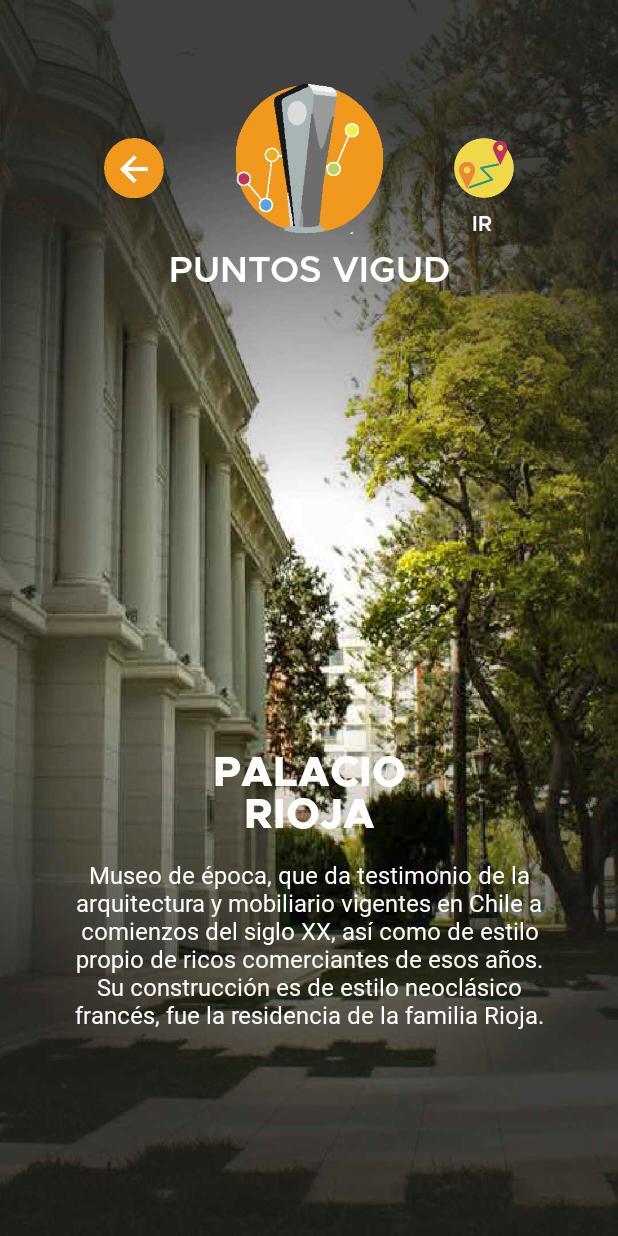
After one commit to M4uRoDev/viGUD, an Android app: the layout activity_punto_vigud.xml on its own in the app's theme, with its tools: preview values and no code run, on a phone screen of 412 x 824 dp. The commit adds this screen. Run offline under Robolectric (Android 15) with nearby library versions, the phone set to English and light mode, and no system bars.

Commit message:
Alertas Proximadas. Opcion de evento al acercarse a UNAB, Opcion de actualizar cartelera al acercarse al palacio rioja.
Pendiente:
Verificar correcto funcionamiento de los addProximityAlert, añadiendo multiples.
Se trabaja con 2 adapters.

```diff
--- a/app/build.gradle
+++ b/app/build.gradle
@@ -28,4 +28,7 @@ dependencies {
     androidTestImplementation 'com.android.support.test.espresso:espresso-core:3.0.1'
     compile 'com.github.paolorotolo:appintro:4.0.0'
     compile 'com.github.lucas-asu:carousel-picker-android:v1.0'
+    compile "org.igniterealtime.smack:smack-android-extensions:4.2.0"
+    compile "org.igniterealtime.smack:smack-experimental:4.2.0"
+    compile "org.igniterealtime.smack:smack-tcp:4.2.0"
 }
--- a/app/src/main/java/com/example/estudiante/vigud/LoadingActivity.java
+++ b/app/src/main/java/com/example/estudiante/vigud/LoadingActivity.java
@@ -17,7 +17,6 @@ import android.os.Bundle;
 import android.widget.Toast;
 
 public class LoadingActivity extends AppCompatActivity{
-    final Intent i = new Intent(this, PrincipalActivity.class);
     @Override
     protected void onCreate(Bundle savedInstanceState) {
         super.onCreate(savedInstanceState);
--- /dev/null
+++ b/app/src/main/res/layout/activity_punto_vigud.xml
@@ -0,0 +1,106 @@
+<?xml version="1.0" encoding="utf-8"?>
+<android.support.constraint.ConstraintLayout xmlns:android="http://schemas.android.com/apk/res/android"
+    xmlns:app="http://schemas.android.com/apk/res-auto"
+    xmlns:tools="http://schemas.android.com/tools"
+    android:layout_width="match_parent"
+    android:layout_height="match_parent"
+    tools:context="com.example.estudiante.vigud.PuntoVigud"
+    android:background="@drawable/bg_cartelera">
+
+    <ImageView
+        android:id="@+id/imageView"
+        android:layout_width="110dp"
+        android:layout_height="100dp"
+        android:layout_marginEnd="8dp"
+        android:layout_marginStart="8dp"
+        android:layout_marginTop="56dp"
+        android:contentDescription="@string/descript_cartelera_logo"
+        app:layout_constraintEnd_toEndOf="parent"
+        app:layout_constraintStart_toStartOf="parent"
+        app:layout_constraintTop_toTopOf="parent"
+        app:srcCompat="@drawable/btn_puntos_vigud_minldpi" />
+
+    <TextView
+        android:id="@+id/textView4"
+        android:layout_width="wrap_content"
+        android:layout_height="25dp"
+        android:layout_marginEnd="8dp"
+        android:layout_marginStart="8dp"
+        android:layout_marginTop="8dp"
+        android:fontFamily="@font/metropolis_semibold"
+        android:text="@string/title_puntos_vigud"
+        android:textColor="@color/blank"
+        android:textSize="24sp"
+        app:layout_constraintEnd_toEndOf="parent"
+        app:layout_constraintStart_toStartOf="parent"
+        app:layout_constraintTop_toBottomOf="@+id/imageView" />
+
+    <ImageButton
+        android:id="@+id/imageButton4"
+        android:layout_width="40dp"
+        android:layout_height="40dp"
+        android:layout_marginStart="69dp"
+        android:layout_marginTop="92dp"
+        android:background="@drawable/back_button"
+        android:contentDescription="@string/descript_close_button"
+        app:layout_constraintStart_toStartOf="parent"
+        app:layout_constraintTop_toTopOf="parent" />
+
+    <TextView
+        android:id="@+id/textView14"
+        android:layout_width="199dp"
+        android:layout_height="68dp"
+        android:layout_marginBottom="260dp"
+        android:layout_marginEnd="8dp"
+        android:layout_marginStart="8dp"
+        android:fontFamily="@font/metropolis_extrabold"
+        android:text="@string/title_palacio_rioja"
+        android:textAlignment="center"
+        android:textColor="@color/blank"
+        android:textSize="28sp"
+        app:layout_constraintBottom_toBottomOf="parent"
+        app:layout_constraintEnd_toEndOf="parent"
+        app:layout_constraintHorizontal_bias="0.502"
+        app:layout_constraintStart_toStartOf="parent" />
+
+    <TextView
+        android:id="@+id/textView15"
+        android:layout_width="317dp"
+        android:layout_height="128dp"
+        android:layout_marginBottom="180dp"
+        android:layout_marginEnd="8dp"
+        android:layout_marginStart="8dp"
+        android:layout_marginTop="8dp"
+        android:fontFamily="@font/walkwayultrabold"
+        android:text="@string/descript_palacio_rioja"
+        android:textAlignment="center"
+        android:textColor="@color/blank"
+        android:textSize="16sp"
+        app:layout_constraintBottom_toBottomOf="parent"
+        app:layout_constraintEnd_toEndOf="parent"
+        app:layout_constraintStart_toStartOf="parent"
+        app:layout_constraintTop_toBottomOf="@+id/textView14"
+        app:layout_constraintVertical_bias="0.0" />
+
+    <ImageButton
+        android:id="@+id/imageButton6"
+        android:layout_width="40dp"
+        android:layout_height="40dp"
+        android:layout_marginEnd="69dp"
+        android:layout_marginTop="92dp"
+        android:background="@drawable/btn_ir"
+        app:layout_constraintEnd_toEndOf="parent"
+        app:layout_constraintTop_toTopOf="parent" />
+
+    <TextView
+        android:id="@+id/textView16"
+        android:layout_width="wrap_content"
+        android:layout_height="wrap_content"
+        android:layout_marginEnd="84dp"
+        android:layout_marginTop="8dp"
+        android:fontFamily="@font/metropolis_semibold"
+        android:text="@string/btn_ir"
+        android:textColor="@color/blank"
+        app:layout_constraintEnd_toEndOf="parent"
+        app:layout_constraintTop_toBottomOf="@+id/imageButton6" />
+</android.support.constraint.ConstraintLayout>
--- a/app/src/main/res/values/strings.xml
+++ b/app/src/main/res/values/strings.xml
@@ -61,4 +61,7 @@
     <string name="switch_notification">switch_notification</string>
 
     <string name="preference_file_key">config_app</string>
+
+    <string name="title_palacio_rioja">PALACIO RIOJA</string>
+    <string name="descript_palacio_rioja">Museo de época, que da testimonio de la arquitectura y mobiliario vigentes en Chile a comienzos del siglo XX, así como de estilo propio de ricos comerciantes de esos años. Su construcción es de estilo neoclásico francés, fue la residencia de la familia Rioja.</string>
 </resources>
--- a/build.gradle
+++ b/build.gradle
@@ -20,7 +20,12 @@ allprojects {
         google()
         jcenter()
         maven {url 'https://jitpack.io'}
+        maven {
+            url 'https://oss.sonatype.org/content/repositories/snapshots'
+        }
+        mavenCentral()
     }
+
 }
 
 task clean(type: Delete) {
```
Also changed, not shown: app/src/main/AndroidManifest.xml (+6 -1 lines), app/src/main/java/com/example/estudiante/vigud/ClienteXMPP.java (added, +98 -0 lines), app/src/main/java/com/example/estudiante/vigud/MenuActivity.java (+13 -0 lines), app/src/main/java/com/example/estudiante/vigud/PrincipalActivity.java (+14 -1 lines), app/src/main/java/com/example/estudiante/vigud/ProximityAlerts.java (+18 -64 lines), app/src/main/java/com/example/estudiante/vigud/ProximityCarteleraReceiver.java (deleted, +0 -51 lines), app/src/main/java/com/example/estudiante/vigud/ProximityIntentReceiver.java (+34 -0 lines), app/src/main/java/com/example/estudiante/vigud/PuntoVigud.java (+8 -4 lines), app/src/main/java/com/example/estudiante/vigud/proximityListener.java (added, +34 -0 lines), app/src/main/res/layout/activity_event.xml (+5 -5 lines), app/src/main/res/layout/activity_menu.xml (+14 -0 lines), app/src/main/res/drawable/vigud_on.png (added), app/src/main/res/drawable/vincular.png (added).
